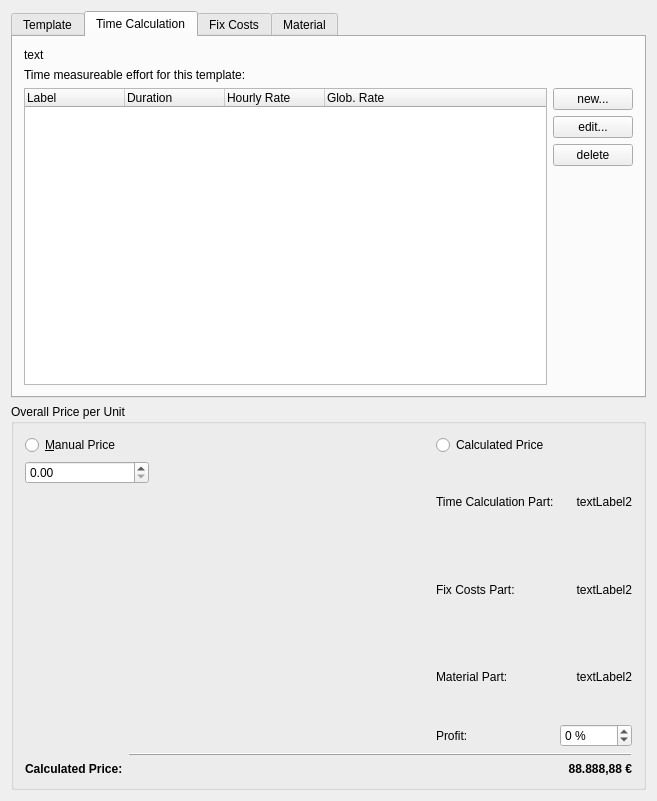
The window that src/calctemplate.ui (dragotin/kraft) describes before a commit, drawn with Qt 5.
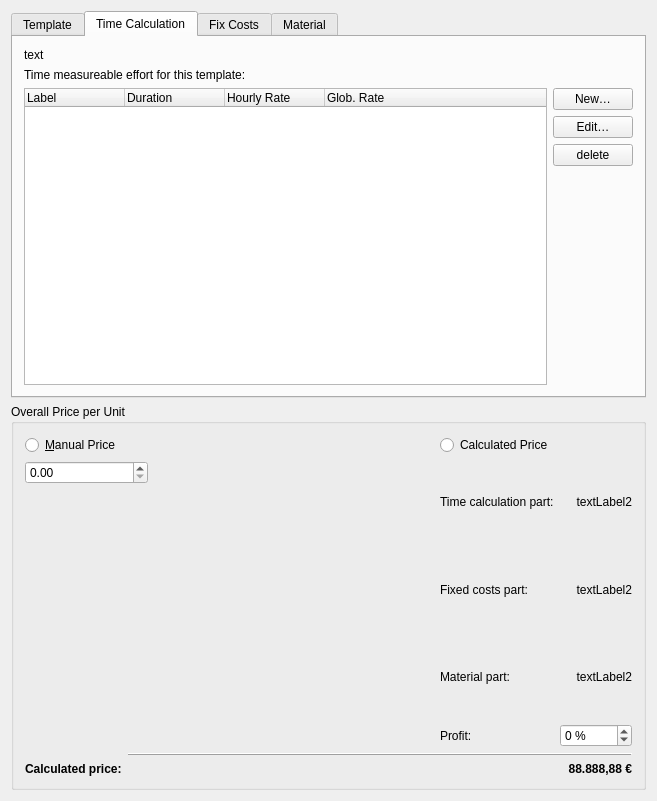
The same window after the commit.

Patch:
```diff
--- a/src/calctemplate.ui
+++ b/src/calctemplate.ui
@@ -249,7 +249,7 @@
                 <string>Adds a new time calculation part to the template</string>
                </property>
                <property name="text">
-                <string>new...</string>
+                <string>New…</string>
                </property>
               </widget>
              </item>
@@ -259,7 +259,7 @@
                 <string>Edits the current time calculation part</string>
                </property>
                <property name="text">
-                <string>edit...</string>
+                <string>Edit…</string>
                </property>
               </widget>
              </item>
@@ -613,7 +613,7 @@
           <item row="1" column="0">
            <widget class="QLabel" name="m_tLabelFix">
             <property name="text">
-             <string>Fix Costs Part:</string>
+             <string>Fixed costs part:</string>
             </property>
             <property name="wordWrap">
              <bool>false</bool>
@@ -636,7 +636,7 @@
           <item row="2" column="0">
            <widget class="QLabel" name="m_tLabelMat">
             <property name="text">
-             <string>Material Part:</string>
+             <string>Material part:</string>
             </property>
             <property name="wordWrap">
              <bool>false</bool>
@@ -703,7 +703,7 @@
           <item row="0" column="0">
            <widget class="QLabel" name="m_tLabelTime">
             <property name="text">
-             <string>Time Calculation Part:</string>
+             <string>Time calculation part:</string>
             </property>
             <property name="wordWrap">
              <bool>false</bool>
@@ -744,7 +744,7 @@
            </font>
           </property>
           <property name="text">
-           <string>Calculated Price:</string>
+           <string>Calculated price:</string>
           </property>
           <property name="textFormat">
            <enum>Qt::PlainText</enum>
```
Left out of the diff: 8 changed lines with no effect on the pictures.
